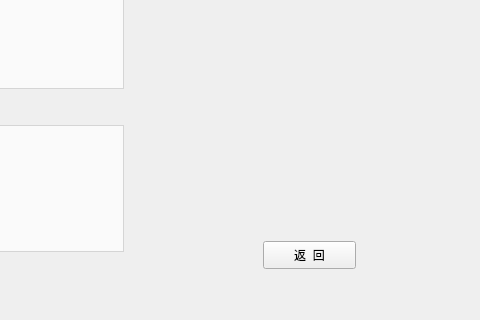
OOPtaskgroup/dictionary, file lookupwindow.ui: the form before one commit; both pictures show x 368 to 848 and y 280 to 600 of the 848 by 600 pixel window.
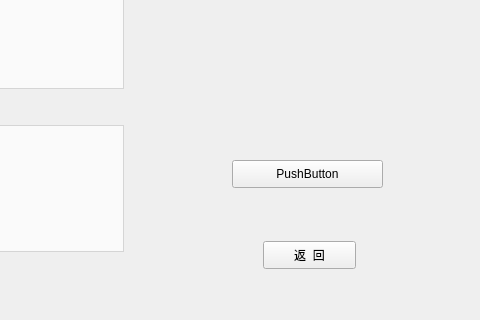
The form after the commit. Icons and pictures are not drawn.

Diff of the .ui file:
```diff
--- a/lookupwindow.ui
+++ b/lookupwindow.ui
@@ -171,6 +171,22 @@
      <enum>QFrame::Raised</enum>
     </property>
    </widget>
+   <widget class="QPushButton" name="addBtn">
+    <property name="geometry">
+     <rect>
+      <x>600</x>
+      <y>440</y>
+      <width>151</width>
+      <height>28</height>
+     </rect>
+    </property>
+    <property name="styleSheet">
+     <string notr="true">border-image: url(:/image/buttons/2-0btn_34.png);</string>
+    </property>
+    <property name="text">
+     <string>PushButton</string>
+    </property>
+   </widget>
    <zorder>frame</zorder>
    <zorder>returnBtn</zorder>
    <zorder>verticalLayoutWidget</zorder>
```
Left out of the diff: 64 changed lines with no effect on the pictures.
